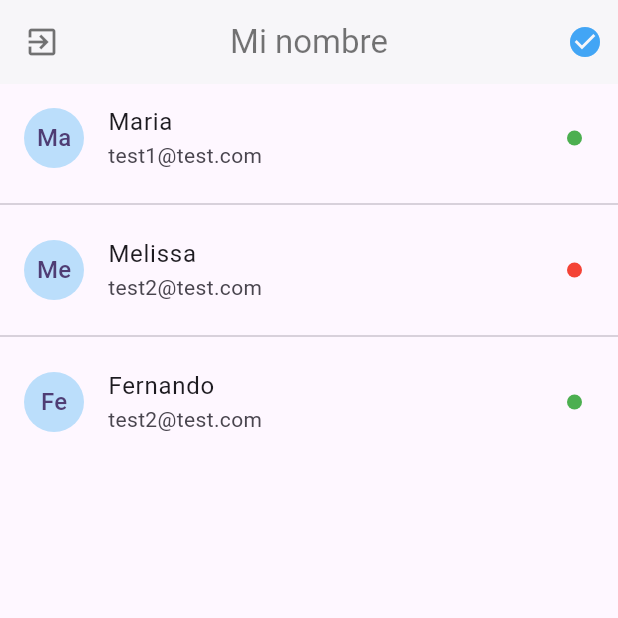
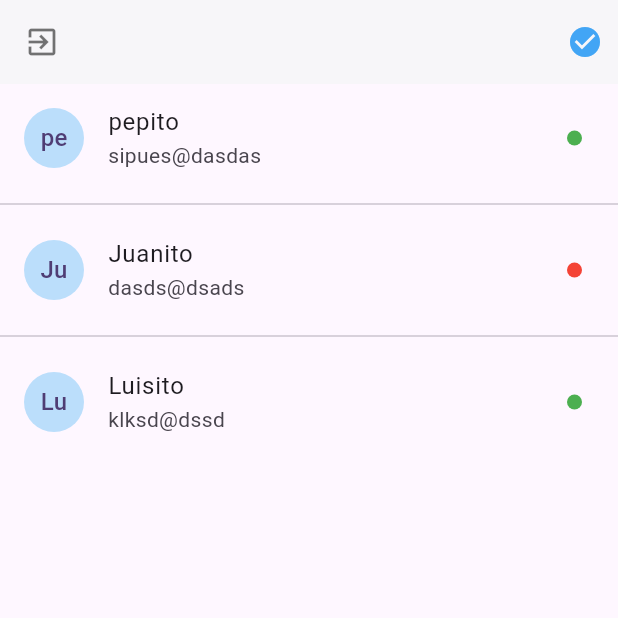
Before and after one commit to kags2001/flutter-chat-app, a Flutter app: the UsersPage screen opened by its route, on a phone screen of 412 x 824 dp, the top half of it. Run offline on Flutter 3.47's test engine with Material 3 defaults, Android fonts, the phone set to English and light mode, and no system bars; drawn by our look-alikes of pull_to_refresh; our stand-ins replace flutter_secure_storage; accounts and stored records are empty.

```diff
--- /dev/null
+++ b/lib/globals/enviroments.dart
@@ -0,0 +1,6 @@
+import 'dart:io';
+
+class Enviroment{
+  static String apiUrl = Platform.isAndroid ? '10.0.2.2:3000' : 'localhost:3000';
+  static String socketUrl = Platform.isAndroid ? '10.0.2.2:3000' : 'localhost:3000';
+}
--- /dev/null
+++ b/lib/models/login_response.dart
@@ -0,0 +1,27 @@
+import 'package:chat_app/models/user.dart';
+import 'package:meta/meta.dart';
+import 'dart:convert';
+
+class LoginResponse {
+    User usuario;
+    String token;
+
+    LoginResponse({
+        required this.usuario,
+        required this.token,
+    });
+
+    factory LoginResponse.fromJson(String str) => LoginResponse.fromMap(json.decode(str));
+
+    String toJson() => json.encode(toMap());
+
+    factory LoginResponse.fromMap(Map<String, dynamic> json) => LoginResponse(
+        usuario: User.fromMap(json["usuario"]),
+        token: json["token"],
+    );
+
+    Map<String, dynamic> toMap() => {
+        "usuario": usuario.toMap(),
+        "token": token,
+    };
+}
--- a/lib/models/user.dart
+++ b/lib/models/user.dart
@@ -1,10 +1,33 @@
+import 'dart:convert';
+
 class User {
+  String name;
+  String email;
   bool online;
-  String email;
-  String name;
-  String id;
+  String uid;
 
+  User({
+    required this.name,
+    required this.email,
+    required this.online,
+    required this.uid,
+  });
 
-  User(this.online, this.email, this.name, this.id);
+  factory User.fromJson(String str) => User.fromMap(json.decode(str));
 
+  String toJson() => json.encode(toMap());
+
+  factory User.fromMap(Map<String, dynamic> json) => User(
+    name: json["name"],
+    email: json["email"],
+    online: json["online"],
+    uid: json["uid"],
+  );
+
+  Map<String, dynamic> toMap() => {
+    "name": name,
+    "email": email,
+    "online": online,
+    "uid": uid,
+  };
 }
--- a/lib/pages/users_page.dart
+++ b/lib/pages/users_page.dart
@@ -1,5 +1,7 @@
 import 'package:chat_app/models/user.dart';
+import 'package:chat_app/services/auth_service.dart';
 import 'package:flutter/material.dart';
+import 'package:provider/provider.dart';
 import 'package:pull_to_refresh/pull_to_refresh.dart';
 
 class UsersPage extends StatefulWidget {
@@ -14,24 +16,29 @@ class _UsersPageState extends State<UsersPage> {
       RefreshController(initialRefresh: false);
 
   final users = [
-    User(true, 'test1@test.com', 'Maria', '1'),
-    User(false, 'test2@test.com', 'Melissa', '2'),
-    User(true, 'test2@test.com', 'Fernando', '3'),
+    User(name: 'pepito', email: 'sipues@dasdas', online: true, uid: ''),
+    User(name: 'Juanito', email: 'dasds@dsads', online: false, uid: ''),
+    User(name: 'Luisito', email: 'klksd@dssd', online: true, uid: ''),
   ];
 
   @override
   Widget build(BuildContext context) {
+    final authService = Provider.of<AuthService>(context);
+    final user = authService.user;
     return Scaffold(
         appBar: AppBar(
           centerTitle: true,
-          title: const Text(
-            'Mi nombre',
-            style: TextStyle(color: Colors.black54),
+          title:  Text(
+            user.name,
+            style: const TextStyle(color: Colors.black54),
           ),
           elevation: 1,
           backgroundColor: Colors.white,
           leading: IconButton(
-            onPressed: () {},
+            onPressed: () {
+              Navigator.pushReplacementNamed(context, 'login');
+              AuthService.deleteToken();
+            },
             icon: const Icon(
               Icons.exit_to_app,
               color: Colors.black54,
--- a/lib/widgets/button_login.dart
+++ b/lib/widgets/button_login.dart
@@ -1,7 +1,7 @@
 import 'package:flutter/material.dart';
 
 class ButtonLogin extends StatelessWidget {
-  final VoidCallback onPressed;
+  final VoidCallback? onPressed;
   final String text;
   const ButtonLogin({super.key, required this.onPressed, required this.text});
 
--- a/pubspec.yaml
+++ b/pubspec.yaml
@@ -36,7 +36,9 @@ dependencies:
   # Use with the CupertinoIcons class for iOS style icons.
   cupertino_icons: ^1.0.8
   pull_to_refresh: ^2.0.0
-
+  provider: ^6.1.2
+  http: ^1.2.2
+  flutter_secure_storage: ^9.2.2
 
 dev_dependencies:
   flutter_test:
```
Also changed, not shown: lib/helpers/show_alert.dart (added, +21 -0 lines), lib/main.dart (+9 -2 lines), lib/pages/loading_page.dart (+30 -3 lines), lib/pages/login_page.dart (+26 -5 lines), lib/pages/register_page.dart (+13 -2 lines), lib/services/auth_service.dart (added, +103 -0 lines), pubspec.lock.
